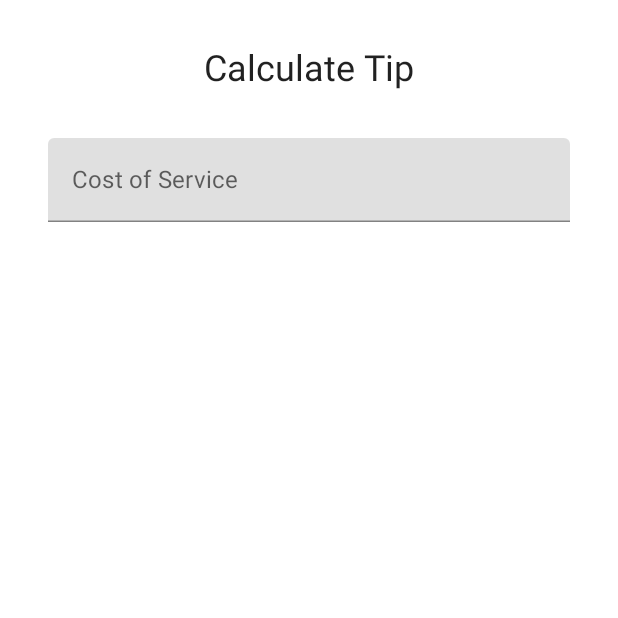
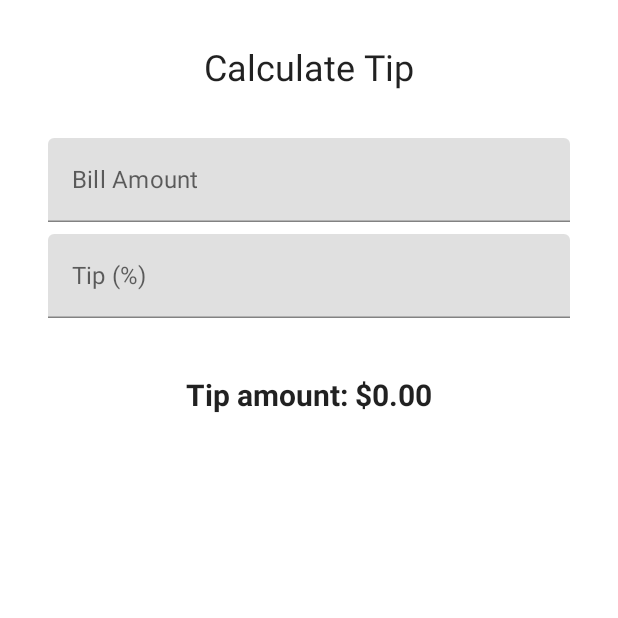
Before and after one commit to profe-givox/1WNA-PROGR.MOVIL-I.N-EJ23, an Android app built with Jetpack Compose: the screen it shows after launch (MainActivity), on a phone screen of 412 x 824 dp, the top half of it. Run offline under Robolectric (Android 15) with nearby library versions, the phone set to English and light mode, and no system bars.

Commit message:
Se agrego la caja de texto del porcentaje de propina  y los botones de accion del teclado.

```diff
--- a/TipTime/app/src/main/java/net/ivanvega/tiptime/MainActivity.kt
+++ b/TipTime/app/src/main/java/net/ivanvega/tiptime/MainActivity.kt
@@ -4,7 +4,9 @@ import android.annotation.SuppressLint
 import android.os.Bundle
 import androidx.activity.ComponentActivity
 import androidx.activity.compose.setContent
+import androidx.annotation.StringRes
 import androidx.compose.foundation.layout.*
+import androidx.compose.foundation.text.KeyboardActions
 import androidx.compose.foundation.text.KeyboardOptions
 import androidx.compose.material.MaterialTheme
 import androidx.compose.material.Surface
@@ -14,12 +16,17 @@ import androidx.compose.runtime.*
 
 import androidx.compose.ui.Alignment
 import androidx.compose.ui.Modifier
+import androidx.compose.ui.focus.FocusDirection
+import androidx.compose.ui.platform.LocalFocusManager
 import androidx.compose.ui.res.stringResource
+import androidx.compose.ui.text.font.FontWeight
+import androidx.compose.ui.text.input.ImeAction
 import androidx.compose.ui.text.input.KeyboardType
 import androidx.compose.ui.tooling.preview.Preview
 import androidx.compose.ui.unit.dp
 import androidx.compose.ui.unit.sp
 import net.ivanvega.tiptime.ui.theme.TipTimeTheme
+import java.text.NumberFormat
 
 class MainActivity : ComponentActivity() {
     override fun onCreate(savedInstanceState: Bundle?) {
@@ -40,6 +47,13 @@ class MainActivity : ComponentActivity() {
 
 @Composable
 fun TipTimeScreen(){
+    val focusManager = LocalFocusManager.current
+    var tipInput by remember { mutableStateOf("") }
+    val tipPercent = tipInput.toDoubleOrNull() ?: 0.0
+    var amountInput by remember { mutableStateOf("") }
+    val amount = amountInput.toDoubleOrNull() ?: 0.0
+    val tip = calculateTip(amount, tipPercent = tipPercent)
+
     Column(
         modifier = Modifier.padding(32.dp)
         , verticalArrangement = Arrangement.spacedBy(8.dp)
@@ -50,7 +64,35 @@ fun TipTimeScreen(){
             modifier = Modifier.align(Alignment.CenterHorizontally)
         )
         Spacer(Modifier.height(16.dp))
-        EditNumberField()
+        EditNumberField(
+            label = R.string.bill_amount ,
+            value = amountInput ,
+            onValueChange = {amountInput = it},
+            keyboardOptions = KeyboardOptions.Default.copy(
+                keyboardType = KeyboardType.Number,
+                imeAction = ImeAction.Next
+            ),
+            keyboardActions = KeyboardActions(
+                onNext = { focusManager.moveFocus(FocusDirection.Down) }
+            )
+        )
+        EditNumberField(label = R.string.how_was_the_service,
+            value = tipInput,
+            onValueChange = {tipInput = it},
+            keyboardActions = KeyboardActions(
+                onDone = { focusManager.clearFocus() }),
+            keyboardOptions = KeyboardOptions.Default.copy(
+                keyboardType = KeyboardType.Number,
+                imeAction = ImeAction.Done
+            )
+        )
+        Spacer(Modifier.height(24.dp))
+        Text(
+            text = stringResource(R.string.tip_amount, tip),
+            modifier = Modifier.align(Alignment.CenterHorizontally),
+            fontSize = 20.sp,
+            fontWeight = FontWeight.Bold
+        )
     }
 }
 
@@ -58,16 +100,38 @@ fun TipTimeScreen(){
 
 @SuppressLint("UnrememberedMutableState")
 @Composable
-fun EditNumberField() {
-    var amountInput by remember { mutableStateOf("") }
+fun EditNumberField(
+    @StringRes
+    label: Int,
+    keyboardOptions: KeyboardOptions,
+    keyboardActions: KeyboardActions,
+    value: String,
+    onValueChange: (String) -> Unit,
+    modifier: Modifier = Modifier
+) {
+/*    var amountInput by remember { mutableStateOf("") }
+    val amount = amountInput.toDoubleOrNull() ?: 0.0
+    val tip = calculateTip(amount)*/
+
     TextField(
         singleLine = true,
         modifier = Modifier.fillMaxWidth(),
-        label={Text(stringResource(R.string.cost_of_service))},
-        value = amountInput,
-        onValueChange = { amountInput = it },
-        keyboardOptions = KeyboardOptions(keyboardType = KeyboardType.Number)
+        label={Text(stringResource(label))},
+        //label={Text(stringResource(R.string.bill_amount))},
+        value = value,
+        onValueChange = onValueChange,
+        keyboardOptions = keyboardOptions,
+        keyboardActions =keyboardActions
     )
+}
+
+private fun calculateTip(
+    amount: Double,
+    tipPercent: Double = 15.0
+) : String {
+    val tip = tipPercent / 100 * amount
+    return NumberFormat.getCurrencyInstance().format(tip)
+
 }
 
 @Preview(showBackground = true)
--- a/TipTime/app/src/main/res/values/strings.xml
+++ b/TipTime/app/src/main/res/values/strings.xml
@@ -2,7 +2,11 @@
     <string name="app_name">Tip Time</string>
 
     <string name="calculate_tip">Calculate Tip</string>
-    <string name="cost_of_service">Cost of Service</string>
+    <string name="bill_amount">Bill Amount</string>
     <string name="tip_amount">Tip amount: %s</string>
 
+    <string name="how_was_the_service">Tip (%)</string>
+    <string name="round_up_tip">Round up tip?</string>
+
+
 </resources>
```
